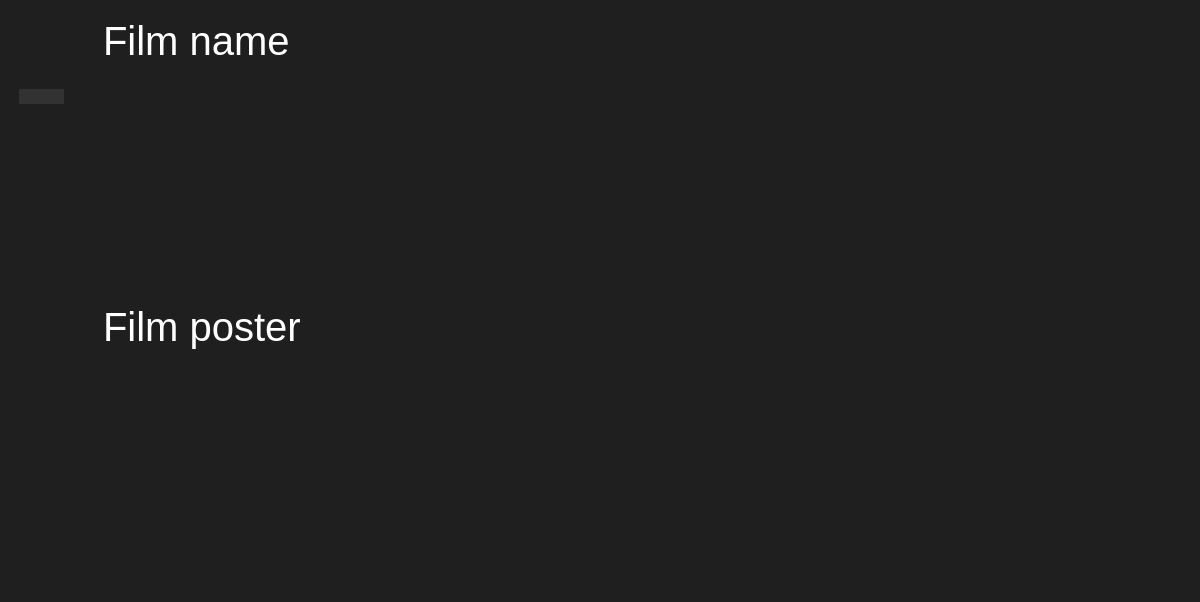
Old version of the form src/mainwindow.ui in the repository dimkashelk/SimpleKinopoiskQt.
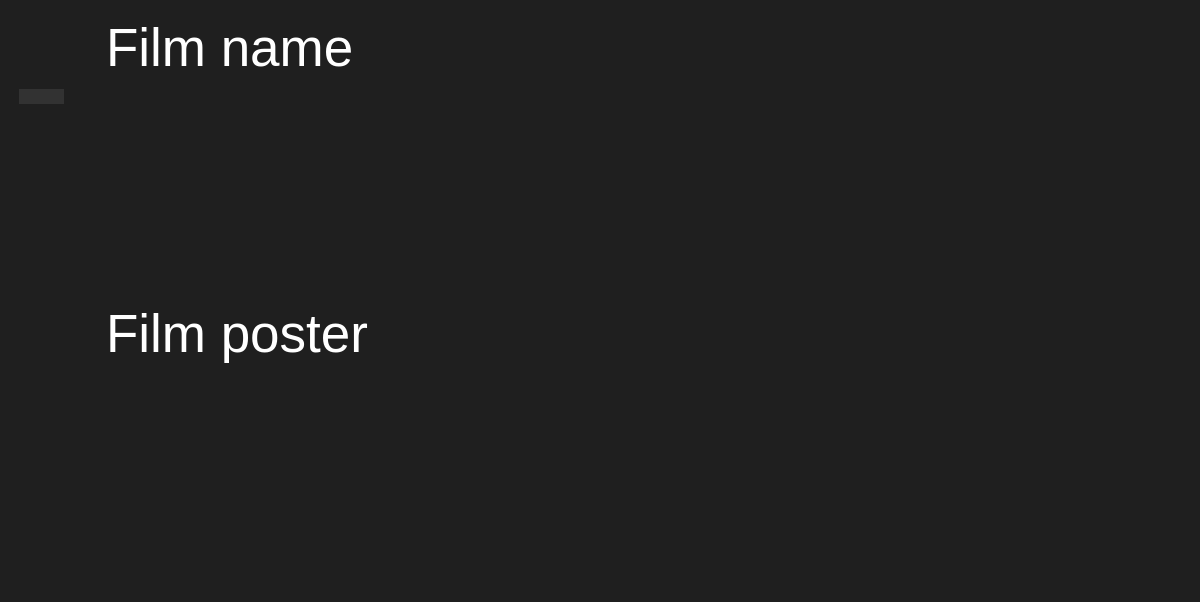
New version of the form. Icons and pictures are not drawn.

Commit message: Add list of cinema

What changed in the file:
```diff
--- a/src/mainwindow.ui
+++ b/src/mainwindow.ui
@@ -621,7 +621,7 @@
 QLabel {
 	color: rgb(255, 255, 255);
 	padding-left: 10px;
-	font: 30pt Segoe UI;
+	font: 40pt Segoe UI;
 }
 
 QTextEdit {
@@ -781,6 +781,8 @@
              </widget>
             </item>
             <item>
+             <layout class="QVBoxLayout" name="verticalLayout_9">
+              <item>
              <widget class="QScrollArea" name="scrollArea_4">
               <property name="widgetResizable">
                <bool>true</bool>
@@ -790,17 +792,50 @@
                 <rect>
                  <x>0</x>
                  <y>0</y>
-                 <width>828</width>
-                 <height>502</height>
-                </rect>
-               </property>
+                   <width>757</width>
+                   <height>483</height>
+                  </rect>
+                 </property>
+                 <property name="styleSheet">
+                  <string notr="true">QLabel {
+	font: 25 20pt &quot;Segoe UI Light&quot;;
+	color: rgb(255, 255, 255);
+}
+
+QTextEdit {
+	color: rgb(255, 255, 255);
+	font: 25 26pt &quot;Segoe UI Light&quot;;
+}</string>
+                 </property>
                <layout class="QHBoxLayout" name="horizontalLayout_12">
                 <item>
+                   <layout class="QVBoxLayout" name="verticalLayout_10">
+                    <item>
+                     <widget class="QTextEdit" name="film_description">
+                      <property name="minimumSize">
+                       <size>
+                        <width>0</width>
+                        <height>150</height>
+                       </size>
+                      </property>
+                      <property name="maximumSize">
+                       <size>
+                        <width>16777215</width>
+                        <height>150</height>
+                       </size>
+                      </property>
+                     </widget>
+                    </item>
+                    <item>
                  <layout class="QFormLayout" name="film_form"/>
                 </item>
                </layout>
-              </widget>
-             </widget>
+                  </item>
+                 </layout>
+                </widget>
+               </widget>
+              </item>
+             </layout>
             </item>
            </layout>
           </item>
```
Left out of the diff: 2 changed lines with no effect on the pictures. Lines whose indentation alone changed are shown as unchanged. The commit also changes 1 other file.
